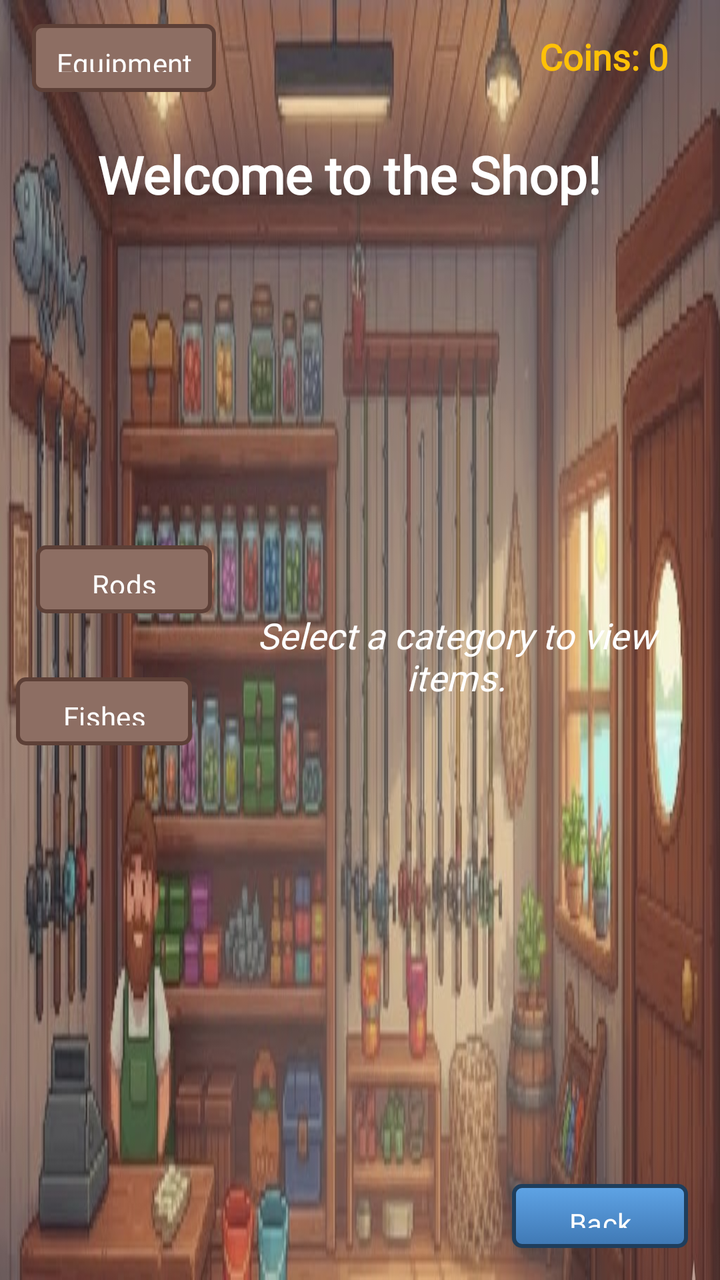
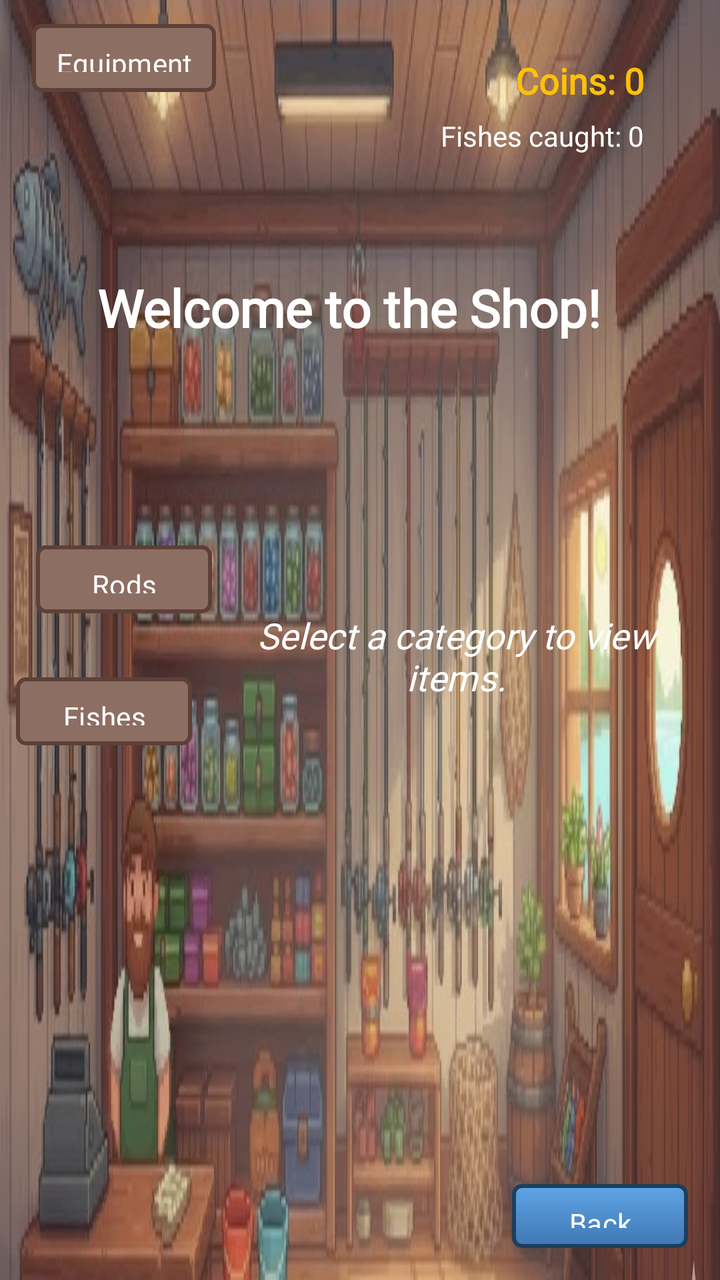

Two renders of the same Android screen: before a commit and after it. Below are the layout's source before the change and the commit's diff.
<!-- AndroidManifest.xml: application theme Theme.Android_Proyecto -->
<!-- res/layout/activity_shop.xml -->
<?xml version="1.0" encoding="utf-8"?>
<androidx.constraintlayout.widget.ConstraintLayout xmlns:android="http://schemas.android.com/apk/res/android"
    xmlns:app="http://schemas.android.com/apk/res-auto"
    xmlns:tools="http://schemas.android.com/tools"
    android:layout_width="match_parent"
    android:layout_height="match_parent"
    android:background="@drawable/shopbackground">

    <Button
        android:id="@+id/btnBack"
        android:layout_width="wrap_content"
        android:layout_height="32dp"
        android:layout_gravity="start|center_vertical"
        android:layout_marginEnd="16dp"
        android:layout_marginBottom="16dp"
        android:background="@drawable/pixel_button_bg"
        android:fontFamily="@font/pixel_font"
        android:paddingHorizontal="12dp"
        android:text="Back"
        android:textAllCaps="false"
        android:textSize="14sp"
        app:backgroundTint="@null"
        app:layout_constraintBottom_toBottomOf="parent"
        app:layout_constraintEnd_toEndOf="parent"
        app:layout_constraintHorizontal_bias="1.0"
        app:layout_constraintStart_toStartOf="parent"
        app:layout_constraintTop_toTopOf="parent"
        app:layout_constraintVertical_bias="1.0" />

    <TextView
        android:id="@+id/tvCoins"
        android:layout_width="wrap_content"
        android:layout_height="wrap_content"
        android:layout_gravity="end|center_vertical"
        android:layout_marginTop="16dp"
        android:layout_marginEnd="16dp"
        android:fontFamily="@font/pixel_font"
        android:paddingStart="10dp"
        android:paddingEnd="10dp"
        android:text="Coins: 0"
        android:textColor="#FFC107"
        android:textSize="18sp"
        android:textStyle="bold"
        app:layout_constraintBottom_toBottomOf="parent"
        app:layout_constraintEnd_toEndOf="parent"
        app:layout_constraintHorizontal_bias="1.0"
        app:layout_constraintStart_toStartOf="parent"
        app:layout_constraintTop_toTopOf="parent"
        app:layout_constraintVertical_bias="0.0" />


    <TextView
        android:id="@+id/tvShopTitle"
        android:layout_width="wrap_content"
        android:layout_height="wrap_content"
        android:layout_gravity="center_horizontal"
        android:layout_marginTop="16dp"
        android:fontFamily="@font/pixel_font"
        android:text="Welcome to the Shop!"
        android:textColor="#FFFF"
        android:textSize="26sp"
        android:textStyle="bold"
        app:layout_constraintBottom_toBottomOf="parent"
        app:layout_constraintEnd_toEndOf="parent"
        app:layout_constraintHorizontal_bias="0.45"
        app:layout_constraintStart_toStartOf="parent"
        app:layout_constraintTop_toTopOf="parent"
        app:layout_constraintVertical_bias="0.091" />

    <FrameLayout
        android:id="@+id/flShopContent"
        android:layout_width="0dp"
        android:layout_height="257dp"
        android:layout_marginStart="8dp"
        android:layout_marginTop="16dp"
        android:layout_marginEnd="8dp"
        android:layout_weight="1"
        android:background="@android:color/transparent"
        android:elevation="6dp"
        android:padding="8dp"
        app:layout_constraintBottom_toBottomOf="parent"
        app:layout_constraintEnd_toEndOf="parent"
        app:layout_constraintStart_toEndOf="@+id/btnFishes"
        app:layout_constraintTop_toTopOf="parent">

        
        <androidx.recyclerview.widget.RecyclerView
            android:id="@+id/rvRods"
            android:layout_width="match_parent"
            android:layout_height="match_parent"
            android:padding="6dp"
            android:visibility="gone" />

        
        <androidx.recyclerview.widget.RecyclerView
            android:id="@+id/rvFishes"
            android:layout_width="match_parent"
            android:layout_height="match_parent"
            android:padding="6dp"
            android:visibility="gone" />


        <TextView
            android:id="@+id/tvInitialMessage"
            android:layout_width="match_parent"
            android:layout_height="match_parent"
            android:fontFamily="@font/pixel_font"
            android:gravity="center"
            android:text="Select a category to view items."
            android:textColor="#FFFF"
            android:textSize="18sp"
            android:textStyle="italic" />

        <ProgressBar
            android:id="@+id/progressShop"
            style="?android:attr/progressBarStyleLarge"
            android:layout_width="wrap_content"
            android:layout_height="wrap_content"
            android:layout_gravity="center_horizontal"
            android:layout_marginTop="32dp"
            android:indeterminateTint="#2196F3"
            android:visibility="gone" />

    </FrameLayout>


    <Button
        android:id="@+id/btnRods"
        android:layout_width="wrap_content"
        android:layout_height="34dp"
        android:layout_marginStart="18dp"
        android:background="@drawable/pixel_button_bg_brown"
        android:fontFamily="@font/pixel_font"
        android:paddingHorizontal="12dp"
        android:text="Rods"
        android:textAllCaps="false"
        android:textColor="@android:color/white"
        android:textSize="14sp"
        app:backgroundTint="@null"
        app:layout_constraintBottom_toBottomOf="parent"
        app:layout_constraintStart_toStartOf="parent"
        app:layout_constraintTop_toTopOf="parent"
        app:layout_constraintVertical_bias="0.45" />

    <Button
        android:id="@+id/btnEquipment"
        android:layout_width="wrap_content"
        android:layout_height="34dp"
        android:layout_marginStart="16dp"
        android:layout_marginTop="12dp"
        android:background="@drawable/pixel_button_bg_brown"
        android:fontFamily="@font/pixel_font"
        android:paddingHorizontal="12dp"
        android:text="Equipment"
        android:textAllCaps="false"
        android:textColor="@android:color/white"
        android:textSize="14sp"
        app:backgroundTint="@null"
        app:layout_constraintStart_toStartOf="parent"
        app:layout_constraintTop_toTopOf="parent"
        tools:visibility="invisible" />

    <Button
        android:id="@+id/btnFishes"
        android:layout_width="wrap_content"
        android:layout_height="34dp"
        android:layout_marginStart="8dp"
        android:background="@drawable/pixel_button_bg_brown"
        android:fontFamily="@font/pixel_font"
        android:paddingHorizontal="12dp"
        android:text="Fishes"
        android:textAllCaps="false"
        android:textColor="@android:color/white"
        android:textSize="14sp"
        app:backgroundTint="@null"
        app:layout_constraintBottom_toBottomOf="parent"
        app:layout_constraintEnd_toEndOf="parent"
        app:layout_constraintHorizontal_bias="0.0"
        app:layout_constraintStart_toStartOf="parent"
        app:layout_constraintTop_toTopOf="parent"
        app:layout_constraintVertical_bias="0.559" />

    <Button
        android:id="@+id/btnSell"
        android:layout_width="wrap_content"
        android:layout_height="34dp"
        android:layout_marginStart="16dp"
        android:layout_marginTop="16dp"
        android:background="@drawable/pixel_button_bg_brown"
        android:fontFamily="@font/pixel_font"
        android:paddingHorizontal="12dp"
        android:text="Sell"
        android:textAllCaps="false"
        android:textColor="@android:color/white"
        android:textSize="14sp"
        android:visibility="invisible"
        app:backgroundTint="@null"
        app:layout_constraintStart_toStartOf="parent"
        app:layout_constraintTop_toTopOf="parent" />

</androidx.constraintlayout.widget.ConstraintLayout>
<!-- resources referenced by this layout -->
<resources>
  <!-- drawable pixel_button_bg (drawable) -->
  <?xml version="1.0" encoding="utf-8"?>
  <selector xmlns:android="http://schemas.android.com/apk/res/android">
  
      <item android:state_pressed="true">
          <shape android:shape="rectangle">
              <corners android:radius="4dp"/>
              <solid android:color="#2D5A8C"/>
              <stroke android:width="2dp" android:color="#1F3E5C"/>
          </shape>
      </item>
  
      <item>
          <shape android:shape="rectangle">
              <corners android:radius="4dp"/>
              <stroke android:width="2dp" android:color="#1F3E5C"/>
              <gradient
                  android:angle="270"
                  android:startColor="#5FA4E6"  android:endColor="#3F78B4"    android:type="linear"/>
          </shape>
      </item>
  </selector>
  <!-- drawable pixel_button_bg_brown (drawable) -->
  <?xml version="1.0" encoding="utf-8"?>
  <selector xmlns:android="http://schemas.android.com/apk/res/android">
  
      <item android:state_pressed="true">
          <shape android:shape="rectangle">
  
              <solid android:color="#6D4C41" />
  
              <stroke
                  android:width="2dp"
                  android:color="#3E2723" />
  
              <corners android:radius="4dp" />
  
              <padding
                  android:left="6dp"
                  android:top="4dp"
                  android:right="6dp"
                  android:bottom="4dp" />
          </shape>
      </item>
  
      <item>
          <shape android:shape="rectangle">
  
              <solid android:color="#8D6E63" />
  
              <stroke
                  android:width="2dp"
                  android:color="#5D4037" />
  
              <corners android:radius="4dp" />
  
              <padding
                  android:left="6dp"
                  android:top="4dp"
                  android:right="6dp"
                  android:bottom="4dp" />
          </shape>
      </item>
  
  </selector>
  <!-- drawable shopbackground: jpg bitmap (drawable, 91862 bytes) -->
  <style name="Theme.Android_Proyecto" parent="Base.Theme.Android_Proyecto" />
  <style name="Base.Theme.Android_Proyecto" parent="Theme.Material3.DayNight.NoActionBar">
          
          
      </style>
</resources>

<!-- the commit's change to res/layout/activity_shop.xml (unified diff, before → after) -->
@@ -27,34 +27,60 @@
         app:layout_constraintTop_toTopOf="parent"
         app:layout_constraintVertical_bias="1.0" />
 
-    <TextView
-        android:id="@+id/tvCoins"
+    <LinearLayout
+        android:id="@+id/statsContainer"
         android:layout_width="wrap_content"
         android:layout_height="wrap_content"
-        android:layout_gravity="end|center_vertical"
-        android:layout_marginTop="16dp"
-        android:layout_marginEnd="16dp"
-        android:fontFamily="@font/pixel_font"
-        android:paddingStart="10dp"
-        android:paddingEnd="10dp"
-        android:text="Coins: 0"
-        android:textColor="#FFC107"
-        android:textSize="18sp"
-        android:textStyle="bold"
-        app:layout_constraintBottom_toBottomOf="parent"
-        app:layout_constraintEnd_toEndOf="parent"
-        app:layout_constraintHorizontal_bias="1.0"
-        app:layout_constraintStart_toStartOf="parent"
-        app:layout_constraintTop_toTopOf="parent"
-        app:layout_constraintVertical_bias="0.0" />
-
+        android:orientation="vertical"
+        android:gravity="end"
+        app:layout_constraintTop_toTopOf="parent"
+        app:layout_constraintEnd_toEndOf="parent"
+        android:layout_marginTop="12dp"
+        android:layout_marginEnd="12dp">
+
+        <TextView
+            android:id="@+id/tvCoins"
+            android:layout_width="wrap_content"
+            android:layout_height="wrap_content"
+            android:layout_gravity="end|center_vertical"
+            android:layout_marginTop="16dp"
+            android:layout_marginEnd="16dp"
+            android:fontFamily="@font/pixel_font"
+            android:paddingStart="10dp"
+            android:paddingEnd="10dp"
+            android:text="Coins: 0"
+            android:textColor="#FFC107"
+            android:textSize="18sp"
+            android:textStyle="bold"
+            app:layout_constraintBottom_toBottomOf="parent"
+            app:layout_constraintEnd_toEndOf="parent"
+            app:layout_constraintHorizontal_bias="1.0"
+            app:layout_constraintStart_toStartOf="parent"
+            app:layout_constraintTop_toTopOf="parent"
+            app:layout_constraintVertical_bias="0.0" />
+
+        <TextView
+            android:id="@+id/tvTotalFishes"
+            android:layout_width="wrap_content"
+            android:layout_height="wrap_content"
+            android:layout_marginTop="6dp"
+            android:layout_marginEnd="16dp"
+            android:fontFamily="@font/pixel_font"
+            android:paddingStart="10dp"
+            android:paddingEnd="10dp"
+            android:text="Fishes caught: 0"
+            android:textColor="#FFFFFF"
+            android:textSize="14sp"
+            app:layout_constraintTop_toBottomOf="@id/tvCoins"
+            app:layout_constraintEnd_toEndOf="parent" />
+
+    </LinearLayout>
 
     <TextView
         android:id="@+id/tvShopTitle"
         android:layout_width="wrap_content"
         android:layout_height="wrap_content"
         android:layout_gravity="center_horizontal"
-        android:layout_marginTop="16dp"
         android:fontFamily="@font/pixel_font"
         android:text="Welcome to the Shop!"
         android:textColor="#FFFF"
@@ -64,7 +90,8 @@
         app:layout_constraintEnd_toEndOf="parent"
         app:layout_constraintHorizontal_bias="0.45"
         app:layout_constraintStart_toStartOf="parent"
-        app:layout_constraintTop_toTopOf="parent"
+        app:layout_constraintTop_toBottomOf="@id/statsContainer"
+        android:layout_marginTop="12dp"
         app:layout_constraintVertical_bias="0.091" />
 
     <FrameLayout
